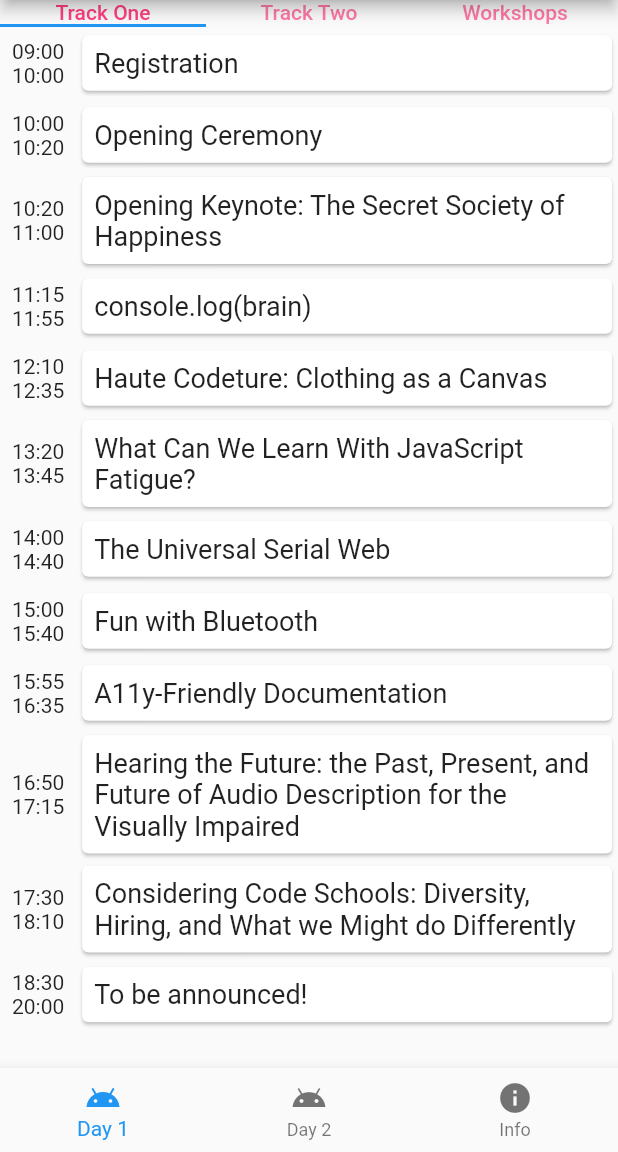
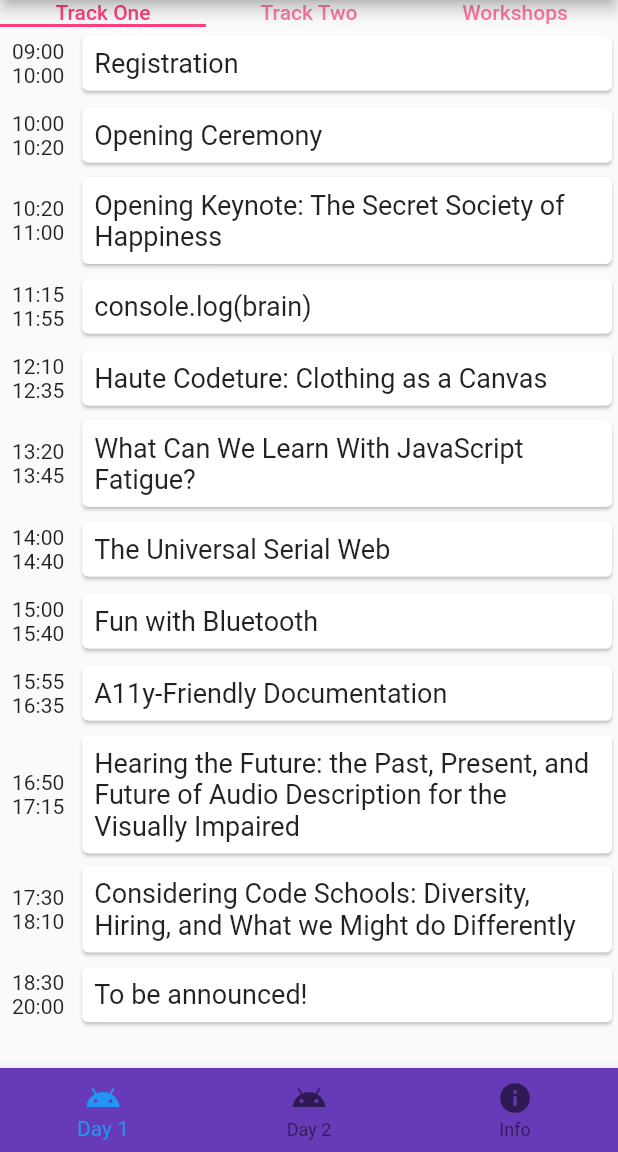
Before and after one commit to KawaiiTech/conference-flutter-app, a Flutter app: the screen it shows after launch, on a phone screen of 412 x 824 dp, the part 84-1236 px from its top. Run offline on Flutter 3.47's test engine with Material 2 defaults, Android fonts, the phone set to English and light mode, and no system bars.

Commit message:
Change Theme in bottom nav bar

```diff
--- a/dachfest/lib/presentation/dach_fest_app.dart
+++ b/dachfest/lib/presentation/dach_fest_app.dart
@@ -14,7 +14,8 @@ class DachFestAppState extends State<DachFestApp> {
     return MaterialApp(
       home: ScheduleScreen(),
       theme: ThemeData(
-        primaryColor: Color(0xFF673ab7)
+        primaryColor: Color(0xFF673ab7),
+        accentColor: Colors.pinkAccent,
       ),
     );
   }
--- a/dachfest/lib/presentation/schedule_screen.dart
+++ b/dachfest/lib/presentation/schedule_screen.dart
@@ -41,7 +41,17 @@ class ScheduleScreenState extends State<ScheduleScreen> {
           ),
         ),
       ),
-      bottomNavigationBar: BottomNavigationBar(
+      bottomNavigationBar: Theme(
+        data: Theme.of(context).copyWith(
+          canvasColor: Theme.of(context).primaryColor,
+          primaryColor: Colors.pinkAccent,
+          textTheme: Theme.of(context).textTheme.copyWith(
+                caption: TextStyle(
+                  color: Colors.white,
+                ),
+              ),
+        ),
+        child: BottomNavigationBar(
           currentIndex: _currentIndex,
           items: [
             BottomNavigationBarItem(
@@ -74,6 +84,7 @@ class ScheduleScreenState extends State<ScheduleScreen> {
             });
           },
         ),
+      ),
       body: Container(
         child: _currentScreen,
       ),
```
Lines whose indentation alone changed are shown as unchanged.
